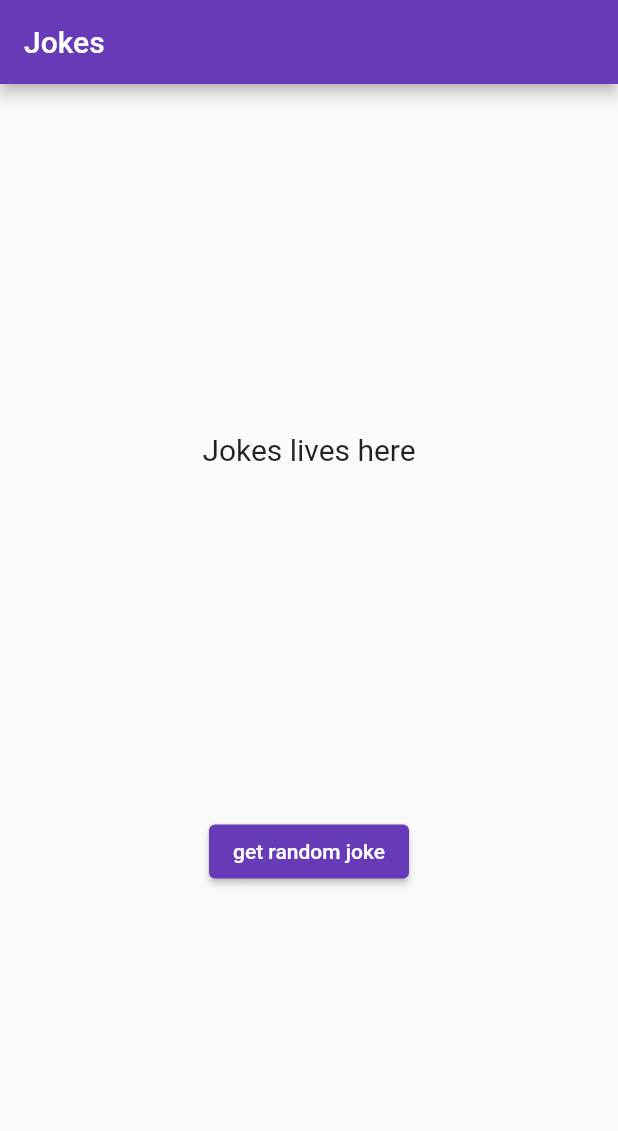
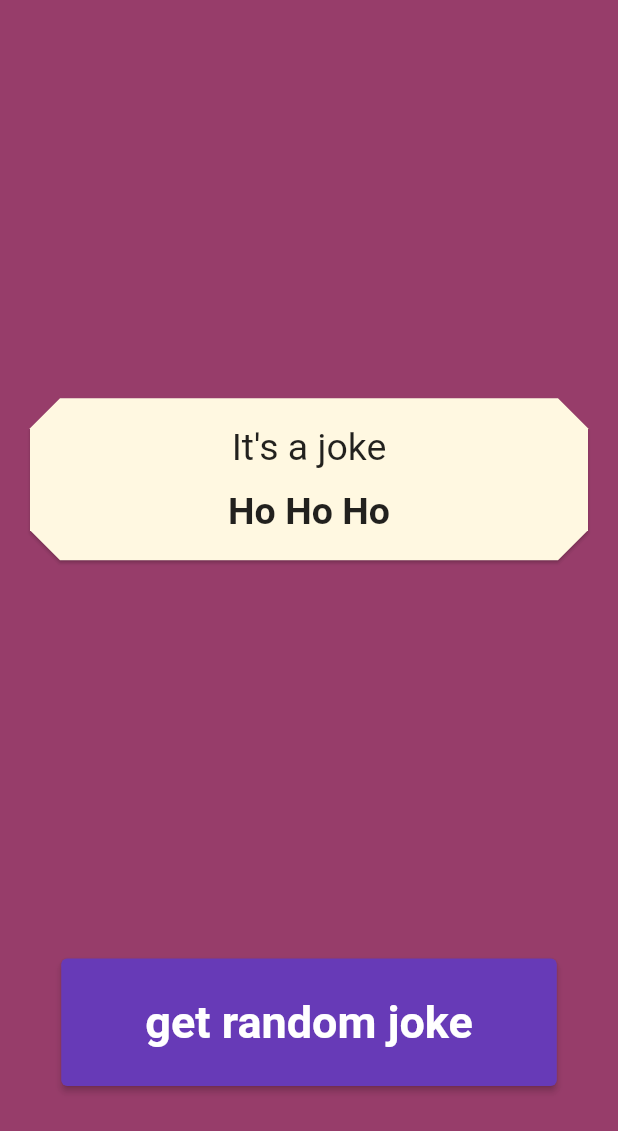
Before and after one commit to andrsem/jokes, a Flutter app: the screen it shows after launch, on a phone screen of 412 x 824 dp. Shown: the top 1131 px of the screen. Run offline on Flutter 3.47's test engine with Material 2 defaults, Android fonts, the phone set to English and light mode, and no system bars; our stand-ins replace flutter_riverpod.

Commit message:
fetch joke from fake api, enhance ui

```diff
--- /dev/null
+++ b/lib/app.dart
@@ -0,0 +1,19 @@
+import 'package:flutter/material.dart';
+
+import 'jokes/presentation/home_screen/home_screen.dart';
+
+class App extends StatelessWidget {
+  const App();
+
+  @override
+  Widget build(BuildContext context) {
+    return MaterialApp(
+      title: 'Jokes Hub',
+      debugShowCheckedModeBanner: false,
+      theme: ThemeData(
+        primarySwatch: Colors.deepPurple,
+      ),
+      home: const HomeScreen(),
+    );
+  }
+}
--- /dev/null
+++ b/lib/common/providers.dart
@@ -0,0 +1,7 @@
+import 'package:flutter_riverpod/flutter_riverpod.dart';
+import '../data/joke.dart';
+import '../jokes/logic/joke_notifier.dart';
+
+final jokeProvider = StateNotifierProvider<JokeNotifier, Joke>(
+  (ref) => JokeNotifier(initialJoke),
+);
--- a/lib/home_page.dart
+++ /dev/null
@@ -1,29 +0,0 @@
-import 'package:flutter/material.dart';
-
-class HomePage extends StatelessWidget {
-  const HomePage({required this.title});
-  final String title;
-  @override
-  Widget build(BuildContext context) {
-    return Scaffold(
-      appBar: AppBar(
-        title: Text(title),
-      ),
-      body: Center(
-        child: Column(
-          mainAxisAlignment: MainAxisAlignment.spaceEvenly,
-          children: [
-            const Text(
-              'Jokes lives here',
-              style: TextStyle(fontSize: 20),
-            ),
-            ElevatedButton(
-              onPressed: () {},
-              child: const Text('get random joke'),
-            )
-          ],
-        ),
-      ),
-    );
-  }
-}
--- /dev/null
+++ b/lib/jokes/logic/joke_notifier.dart
@@ -0,0 +1,11 @@
+import 'package:flutter_riverpod/flutter_riverpod.dart';
+
+import '../../common/api_service.dart';
+import '../../data/joke.dart';
+
+class JokeNotifier extends StateNotifier<Joke> {
+  JokeNotifier(Joke state) : super(state);
+
+  Future<void> fetchJoke() async =>
+      state = Joke.fromJson(await APIService.getFakeData(endpoint: 'endpoint'));
+}
--- /dev/null
+++ b/lib/jokes/presentation/home_screen/home_screen.dart
@@ -0,0 +1,70 @@
+import 'package:flutter/cupertino.dart';
+import 'package:flutter/material.dart';
+import 'package:flutter/painting.dart';
+import 'package:flutter_riverpod/flutter_riverpod.dart';
+import '../../../common/providers.dart';
+
+class HomeScreen extends ConsumerWidget {
+  const HomeScreen();
+
+  @override
+  Widget build(BuildContext context, WidgetRef ref) {
+    final joke = ref.watch(jokeProvider);
+    final jokeNotifier = ref.read(jokeProvider.notifier);
+    return Scaffold(
+      backgroundColor: const Color.fromARGB(230, 140, 40, 90),
+      body: SafeArea(
+        child: Center(
+          child: Column(
+            children: [
+              const Spacer(),
+              Card(
+                margin: const EdgeInsets.symmetric(horizontal: 20),
+                shape: BeveledRectangleBorder(
+                  borderRadius: BorderRadius.circular(20),
+                ),
+                color: Colors.amber.shade50,
+                child: SizedBox(
+                  width: double.infinity,
+                  child: Padding(
+                    padding: const EdgeInsets.all(18),
+                    child: Column(
+                      children: [
+                        Text(
+                          joke.setup,
+                          style: const TextStyle(fontSize: 25),
+                          textAlign: TextAlign.center,
+                        ),
+                        const SizedBox(height: 14),
+                        Text(
+                          joke.punchline,
+                          style: const TextStyle(
+                            fontSize: 25,
+                            fontWeight: FontWeight.bold,
+                          ),
+                          textAlign: TextAlign.center,
+                        ),
+                      ],
+                    ),
+                  ),
+                ),
+              ),
+              const Spacer(),
+              ElevatedButton(
+                onPressed: () async => jokeNotifier.fetchJoke(),
+                child: const Padding(
+                  padding: EdgeInsets.symmetric(horizontal: 40, vertical: 25),
+                  child: Text(
+                    'get random joke',
+                    style: TextStyle(fontSize: 30, fontWeight: FontWeight.bold),
+                  ),
+                ),
+              ),
+              const SizedBox(height: 100),
+            ],
+          ),
+        ),
+      ),
+    );
+  }
+}
--- a/lib/main.dart
+++ b/lib/main.dart
@@ -1,22 +1,7 @@
 import 'package:flutter/material.dart';
-import 'package:jokes/home_page.dart';
+import 'package:flutter_riverpod/flutter_riverpod.dart';
+import 'app.dart';
 
 void main() {
-  runApp(const MyApp());
+  runApp(const ProviderScope(child: App()));
 }
-
-class MyApp extends StatelessWidget {
-  const MyApp();
-
-  @override
-  Widget build(BuildContext context) {
-    return MaterialApp(
-      title: 'Jokes Hub',
-      debugShowCheckedModeBanner: false,
-      theme: ThemeData(
-        primarySwatch: Colors.deepPurple,
-      ),
-      home: const HomePage(title: 'Jokes'),
-    );
-  }
-}
```
Also changed, not shown: analysis_options.yaml (+6 -6 lines), lib/common/api_service.dart (added, +32 -0 lines), lib/data/joke.dart (added, +32 -0 lines), pubspec.yaml (+4 -3 lines), pubspec.lock, 1 other file.
